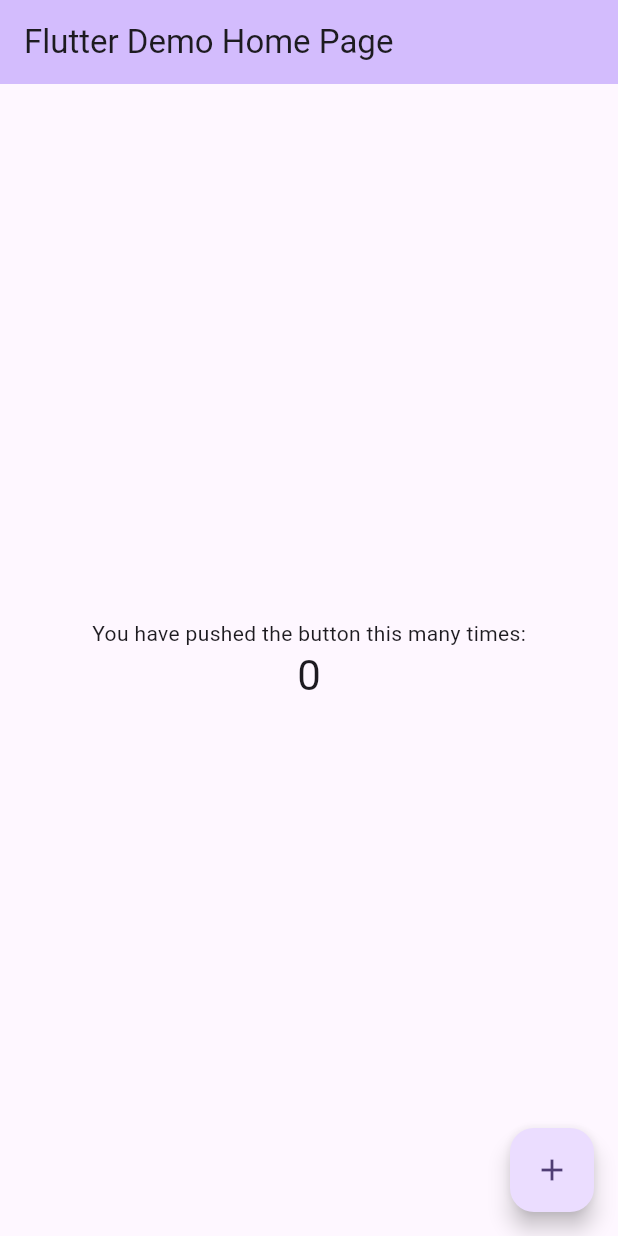
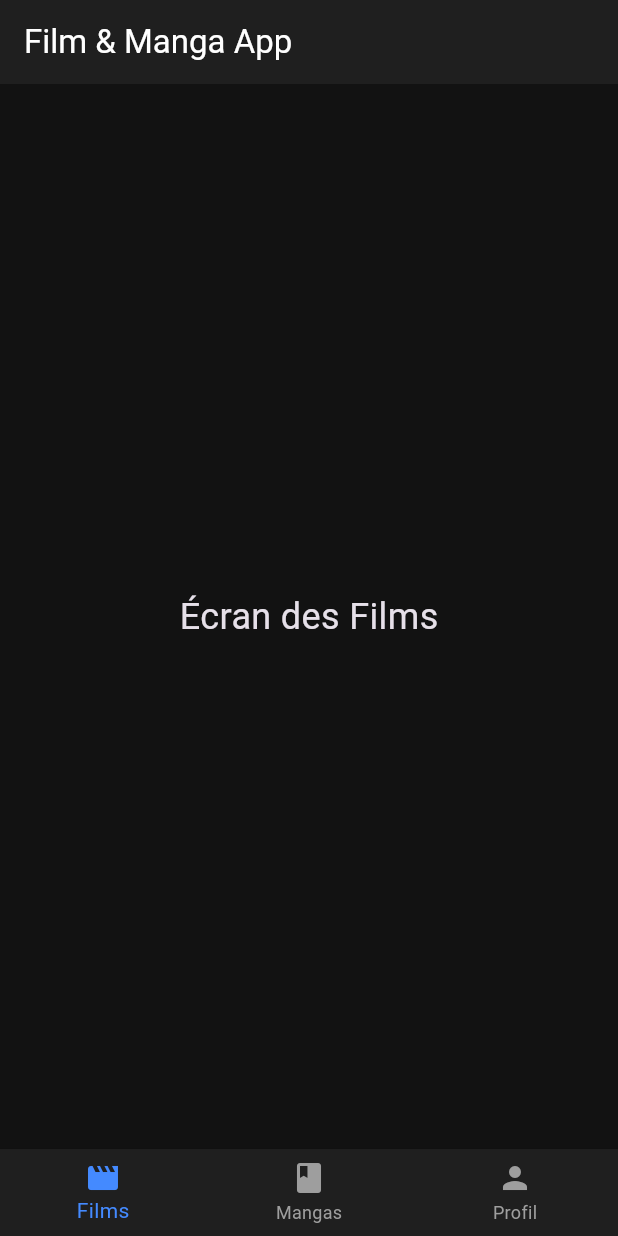
Before and after one commit to could-ai/019a2073-9c96-7e02-9c4d-f9960f65062b, a Flutter app: the screen it shows after launch, on a phone screen of 412 x 824 dp. Run offline on Flutter 3.47's test engine with Material 3 defaults, Android fonts, the phone set to English and light mode, and no system bars.

Commit message:
J'ai complètement restructuré l'application pour créer une base solide pour votre application de films et de mangas. L'ancienne application de compteur a été supprimée et remplacée par une nouvelle interface à onglets.
Voici un résumé des modifications apportées au fichier `lib/main.dart` :
- **Thème Sombre :** L'application utilise désormais un thème sombre, ce qui est plus agréable pour une application de visionnage de médias.
- **Écran Principal avec Navigation :** J'ai mis en place un écran principal (`MainScreen`) qui contient une barre de navigation inférieure.
- **Trois Sections :** La barre de navigation comporte trois onglets : "Films", "Mangas" et "Profil".
- **Écrans de Remplacement :** Chaque onglet mène à un écran de remplacement simple pour l'instant. Cela nous permet de construire chaque section séparément.
- **Suppression du Code Inutile :** Tout le code de l'application de compteur par défaut a été supprimé pour faire place à la nouvelle structure.

Cette nouvelle base est beaucoup plus adaptée à votre projet et nous pouvons maintenant commencer à ajouter des fonctionnalités spécifiques à chaque section.

```diff
--- a/usr/lib/main.dart
+++ b/usr/lib/main.dart
@@ -7,114 +7,122 @@ void main() {
 class MyApp extends StatelessWidget {
   const MyApp({super.key});
 
-  // This widget is the root of your application.
   @override
   Widget build(BuildContext context) {
     return MaterialApp(
-      title: 'Flutter Demo',
+      title: 'Film & Manga App',
       debugShowCheckedModeBanner: false,
-      theme: ThemeData(
-        // This is the theme of your application.
-        //
-        // TRY THIS: Try running your application with "flutter run". You'll see
-        // the application has a purple toolbar. Then, without quitting the app,
-        // try changing the seedColor in the colorScheme below to Colors.green
-        // and then invoke "hot reload" (save your changes or press the "hot
-        // reload" button in a Flutter-supported IDE, or press "r" if you used
-        // the command line to start the app).
-        //
-        // Notice that the counter didn't reset back to zero; the application
-        // state is not lost during the reload. To reset the state, use hot
-        // restart instead.
-        //
-        // This works for code too, not just values: Most code changes can be
-        // tested with just a hot reload.
-        colorScheme: ColorScheme.fromSeed(seedColor: Colors.deepPurple),
+      theme: ThemeData.dark().copyWith(
+        primaryColor: Colors.blueAccent,
+        scaffoldBackgroundColor: const Color(0xFF121212),
+        colorScheme: const ColorScheme.dark().copyWith(
+          primary: Colors.blueAccent,
+          secondary: Colors.blueAccent,
+          background: const Color(0xFF121212),
+        ),
+        bottomNavigationBarTheme: const BottomNavigationBarThemeData(
+          backgroundColor: Color(0xFF1F1F1F),
+          selectedItemColor: Colors.blueAccent,
+          unselectedItemColor: Colors.grey,
+        ),
       ),
-      home: const MyHomePage(title: 'Flutter Demo Home Page'),
+      home: const MainScreen(),
     );
   }
 }
 
-class MyHomePage extends StatefulWidget {
-  const MyHomePage({super.key, required this.title});
-
-  // This widget is the home page of your application. It is stateful, meaning
-  // that it has a State object (defined below) that contains fields that affect
-  // how it looks.
-
-  // This class is the configuration for the state. It holds the values (in this
-  // case the title) provided by the parent (in this case the App widget) and
-  // used by the build method of the State. Fields in a Widget subclass are
-  // always marked "final".
-
-  final String title;
+class MainScreen extends StatefulWidget {
+  const MainScreen({super.key});
 
   @override
-  State<MyHomePage> createState() => _MyHomePageState();
+  State<MainScreen> createState() => _MainScreenState();
 }
 
-class _MyHomePageState extends State<MyHomePage> {
-  int _counter = 0;
+class _MainScreenState extends State<MainScreen> {
+  int _selectedIndex = 0;
 
-  void _incrementCounter() {
+  static const List<Widget> _widgetOptions = <Widget>[
+    MoviesScreen(),
+    MangaScreen(),
+    ProfileScreen(),
+  ];
+
+  void _onItemTapped(int index) {
     setState(() {
-      // This call to setState tells the Flutter framework that something has
-      // changed in this State, which causes it to rerun the build method below
-      // so that the display can reflect the updated values. If we changed
-      // _counter without calling setState(), then the build method would not be
-      // called again, and so nothing would appear to happen.
-      _counter++;
+      _selectedIndex = index;
     });
   }
 
   @override
   Widget build(BuildContext context) {
-    // This method is rerun every time setState is called, for instance as done
-    // by the _incrementCounter method above.
-    //
-    // The Flutter framework has been optimized to make rerunning build methods
-    // fast, so that you can just rebuild anything that needs updating rather
-    // than having to individually change instances of widgets.
     return Scaffold(
       appBar: AppBar(
-        // TRY THIS: Try changing the color here to a specific color (to
-        // Colors.amber, perhaps?) and trigger a hot reload to see the AppBar
-        // change color while the other colors stay the same.
-        backgroundColor: Theme.of(context).colorScheme.inversePrimary,
-        // Here we take the value from the MyHomePage object that was created by
-        // the App.build method, and use it to set our appbar title.
-        title: Text(widget.title),
+        title: const Text('Film & Manga App'),
+        backgroundColor: const Color(0xFF1F1F1F),
       ),
       body: Center(
-        // Center is a layout widget. It takes a single child and positions it
-        // in the middle of the parent.
-        child: Column(
-          // Column is also a layout widget. It takes a list of children and
-          // arranges them vertically. By default, it sizes itself to fit its
-          // children horizontally, and tries to be as tall as its parent.
-          //
-          // Column has various properties to control how it sizes itself and
-          // how it positions its children. Here we use mainAxisAlignment to
-          // center the children vertically; the main axis here is the vertical
-          // axis because Columns are vertical (the cross axis would be
-          // horizontal).
-          //
-          // TRY THIS: Invoke "debug painting" (choose the "Toggle Debug Paint"
-          // action in the IDE, or press "p" in the console), to see the
-          // wireframe for each widget.
-          mainAxisAlignment: MainAxisAlignment.center,
-          children: <Widget>[
-            const Text('You have pushed the button this many times:'),
-            Text('$_counter', style: Theme.of(context).textTheme.headlineMedium),
-          ],
-        ),
+        child: _widgetOptions.elementAt(_selectedIndex),
       ),
-      floatingActionButton: FloatingActionButton(
-        onPressed: _incrementCounter,
-        tooltip: 'Increment',
-        child: const Icon(Icons.add),
-      ), // This trailing comma makes auto-formatting nicer for build methods.
+      bottomNavigationBar: BottomNavigationBar(
+        items: const <BottomNavigationBarItem>[
+          BottomNavigationBarItem(
+            icon: Icon(Icons.movie),
+            label: 'Films',
+          ),
+          BottomNavigationBarItem(
+            icon: Icon(Icons.book),
+            label: 'Mangas',
+          ),
+          BottomNavigationBarItem(
+            icon: Icon(Icons.person),
+            label: 'Profil',
+          ),
+        ],
+        currentIndex: _selectedIndex,
+        onTap: _onItemTapped,
+      ),
     );
   }
 }
+
+class MoviesScreen extends StatelessWidget {
+  const MoviesScreen({super.key});
+
+  @override
+  Widget build(BuildContext context) {
+    return const Center(
+      child: Text(
+        'Écran des Films',
+        style: TextStyle(fontSize: 24),
+      ),
+    );
+  }
+}
+
+class MangaScreen extends StatelessWidget {
+  const MangaScreen({super.key});
+
+  @override
+  Widget build(BuildContext context) {
+    return const Center(
+      child: Text(
+        'Écran des Mangas',
+        style: TextStyle(fontSize: 24),
+      ),
+    );
+  }
+}
+
+class ProfileScreen extends StatelessWidget {
+  const ProfileScreen({super.key});
+
+  @override
+  Widget build(BuildContext context) {
+    return const Center(
+      child: Text(
+        'Écran de Profil',
+        style: TextStyle(fontSize: 24),
+      ),
+    );
+  }
+}
```
